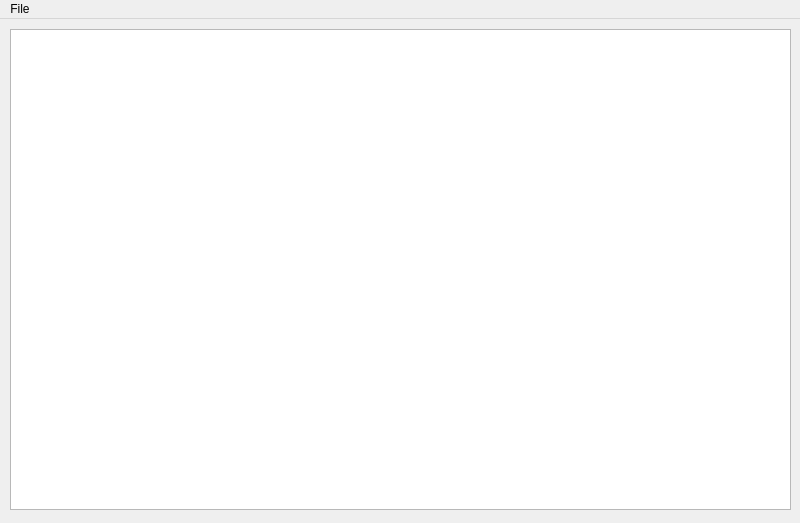
IlliaLukashonok/M3U_IPVT, file mainwindow.ui: the form before one commit.
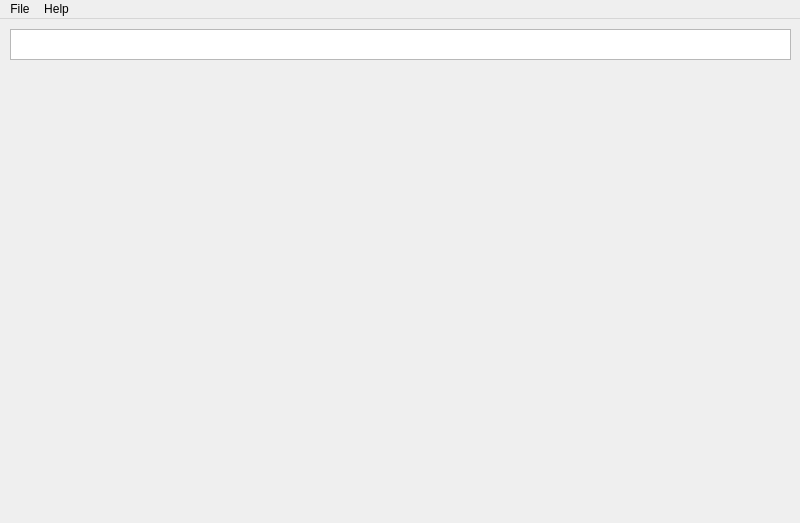
The form after the commit. Icons and pictures are not drawn.

```diff
--- a/mainwindow.ui
+++ b/mainwindow.ui
@@ -20,7 +20,7 @@
       <x>10</x>
       <y>10</y>
       <width>781</width>
-      <height>481</height>
+      <height>31</height>
      </rect>
     </property>
     <property name="plainText">
@@ -44,7 +44,14 @@
     <addaction name="actionOpen_File"/>
     <addaction name="actionSave_As"/>
    </widget>
+   <widget class="QMenu" name="menuAbout">
+    <property name="title">
+     <string>Help</string>
+    </property>
+    <addaction name="actionAbout"/>
+   </widget>
    <addaction name="menuFile"/>
+   <addaction name="menuAbout"/>
   </widget>
   <action name="actionOpen_File">
    <property name="checkable">
```
Left out of the diff: 15 changed lines with no effect on the pictures.
